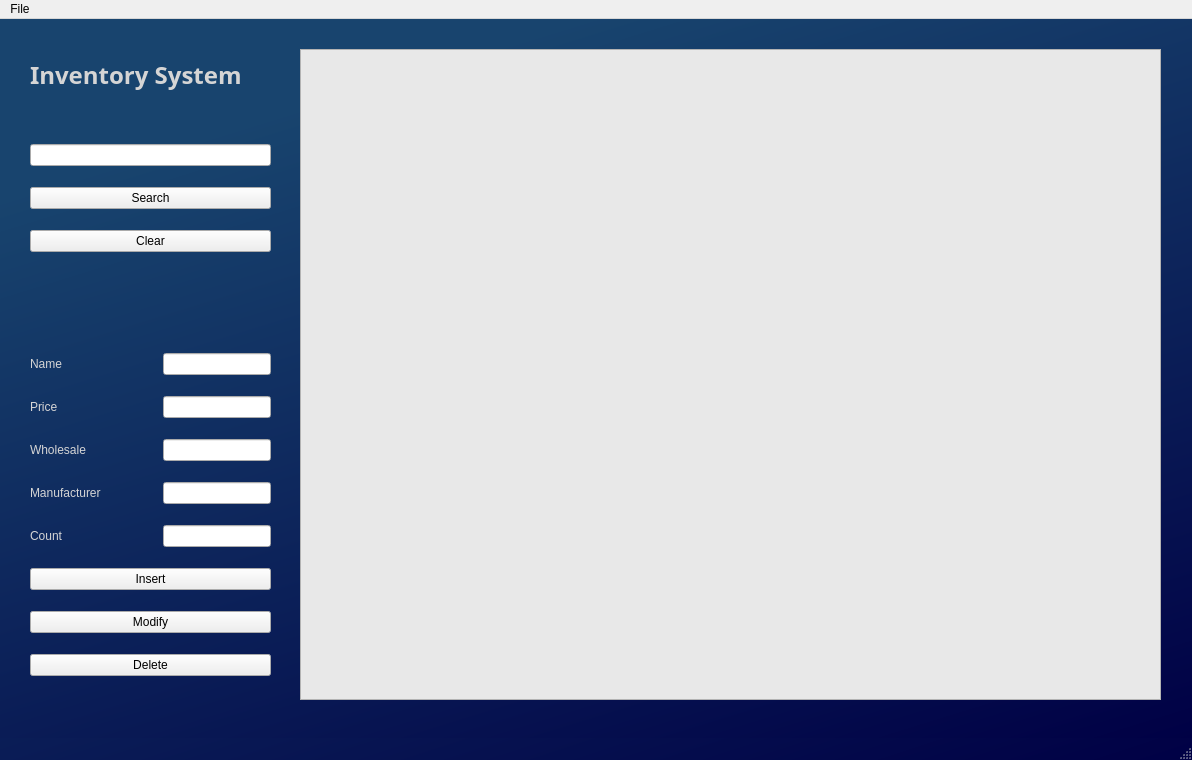
Qt form InventorySystem/mainwindow.ui (K3nFischer/QtInventory) before a commit.
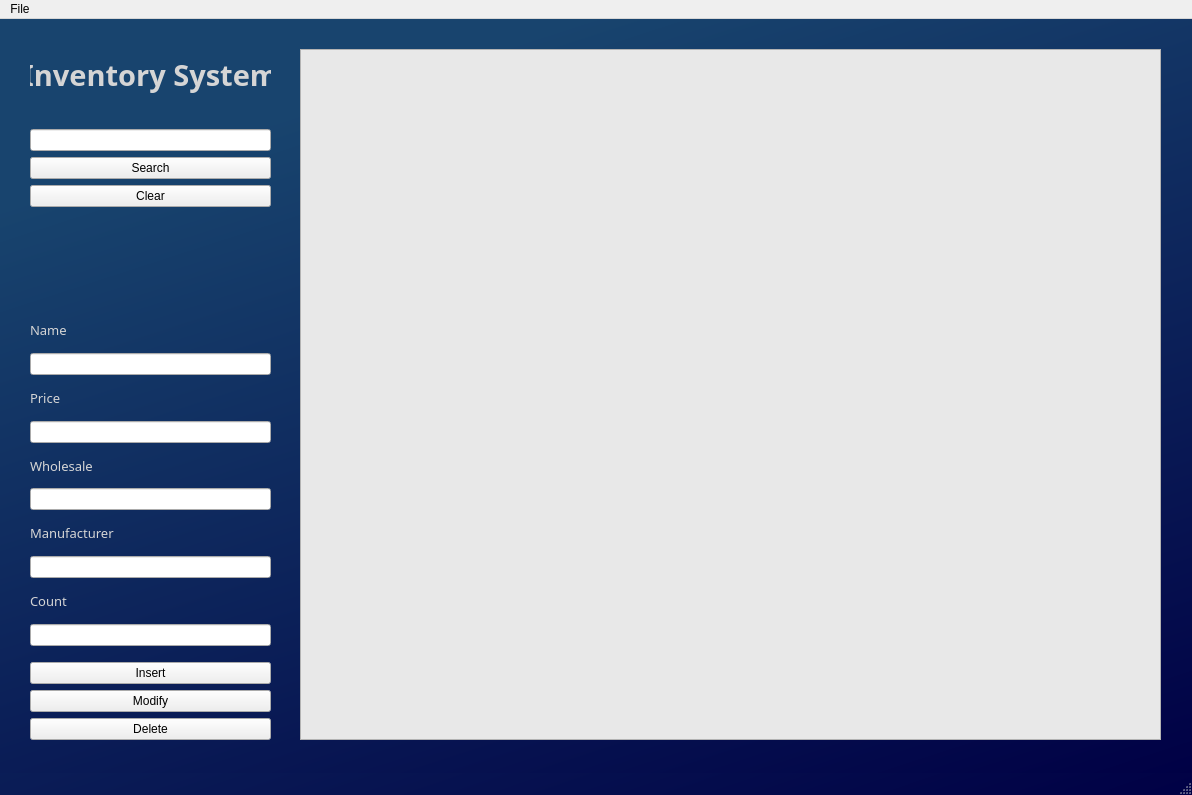
The same form after that commit.

```diff
--- a/InventorySystem/mainwindow.ui
+++ b/InventorySystem/mainwindow.ui
@@ -7,7 +7,7 @@
     <x>0</x>
     <y>0</y>
     <width>1192</width>
-    <height>760</height>
+    <height>795</height>
    </rect>
   </property>
   <property name="windowTitle">
@@ -36,7 +36,7 @@
       <x>30</x>
       <y>110</y>
       <width>241</width>
-      <height>573</height>
+      <height>611</height>
      </rect>
     </property>
     <layout class="QVBoxLayout" name="verticalLayout">
@@ -68,15 +68,19 @@
        <property name="sizeHint" stdset="0">
         <size>
          <width>20</width>
-         <height>80</height>
+         <height>100</height>
         </size>
        </property>
       </spacer>
      </item>
-     <item>
-      <layout class="QHBoxLayout" name="horizontalLayout">
        <item>
         <widget class="QLabel" name="nameLabel">
+       <property name="font">
+        <font>
+         <family>Yu Gothic UI Semibold</family>
+         <pointsize>10</pointsize>
+        </font>
+       </property>
          <property name="styleSheet">
           <string notr="true">color: rgb(213, 213, 213);</string>
          </property>
@@ -86,27 +90,20 @@
         </widget>
        </item>
        <item>
-        <spacer name="horizontalSpacer">
-         <property name="orientation">
-          <enum>Qt::Horizontal</enum>
-         </property>
-         <property name="sizeHint" stdset="0">
-          <size>
-           <width>40</width>
-           <height>20</height>
-          </size>
-         </property>
-        </spacer>
-       </item>
+      <layout class="QHBoxLayout" name="horizontalLayout">
        <item>
         <widget class="QLineEdit" name="nameBox"/>
        </item>
       </layout>
      </item>
      <item>
-      <layout class="QHBoxLayout" name="horizontalLayout_2">
-       <item>
         <widget class="QLabel" name="priceLabel">
+       <property name="font">
+        <font>
+         <family>Yu Gothic UI Semibold</family>
+         <pointsize>10</pointsize>
+        </font>
+       </property>
          <property name="styleSheet">
           <string notr="true">color: rgb(213, 213, 213);</string>
          </property>
@@ -116,27 +113,20 @@
         </widget>
        </item>
        <item>
-        <spacer name="horizontalSpacer_2">
-         <property name="orientation">
-          <enum>Qt::Horizontal</enum>
-         </property>
-         <property name="sizeHint" stdset="0">
-          <size>
-           <width>40</width>
-           <height>20</height>
-          </size>
-         </property>
-        </spacer>
-       </item>
+      <layout class="QHBoxLayout" name="horizontalLayout_2">
        <item>
         <widget class="QLineEdit" name="priceBox"/>
        </item>
       </layout>
      </item>
      <item>
-      <layout class="QHBoxLayout" name="horizontalLayout_3">
-       <item>
         <widget class="QLabel" name="wholesaleLabel">
+       <property name="font">
+        <font>
+         <family>Yu Gothic UI Semibold</family>
+         <pointsize>10</pointsize>
+        </font>
+       </property>
          <property name="styleSheet">
           <string notr="true">color: rgb(213, 213, 213);</string>
          </property>
@@ -146,27 +136,20 @@
         </widget>
        </item>
        <item>
-        <spacer name="horizontalSpacer_3">
-         <property name="orientation">
-          <enum>Qt::Horizontal</enum>
-         </property>
-         <property name="sizeHint" stdset="0">
-          <size>
-           <width>40</width>
-           <height>20</height>
-          </size>
-         </property>
-        </spacer>
-       </item>
+      <layout class="QHBoxLayout" name="horizontalLayout_3">
        <item>
         <widget class="QLineEdit" name="wholesaleBox"/>
        </item>
       </layout>
      </item>
      <item>
-      <layout class="QHBoxLayout" name="horizontalLayout_4">
-       <item>
         <widget class="QLabel" name="manuLabel">
+       <property name="font">
+        <font>
+         <family>Yu Gothic UI Semibold</family>
+         <pointsize>10</pointsize>
+        </font>
+       </property>
          <property name="styleSheet">
           <string notr="true">color: rgb(213, 213, 213);</string>
          </property>
@@ -176,27 +159,20 @@
         </widget>
        </item>
        <item>
-        <spacer name="horizontalSpacer_5">
-         <property name="orientation">
-          <enum>Qt::Horizontal</enum>
-         </property>
-         <property name="sizeHint" stdset="0">
-          <size>
-           <width>30</width>
-           <height>20</height>
-          </size>
-         </property>
-        </spacer>
-       </item>
+      <layout class="QHBoxLayout" name="horizontalLayout_4">
        <item>
         <widget class="QLineEdit" name="manufacturerBox"/>
        </item>
       </layout>
      </item>
      <item>
-      <layout class="QHBoxLayout" name="horizontalLayout_5">
-       <item>
         <widget class="QLabel" name="countLabel">
+       <property name="font">
+        <font>
+         <family>Yu Gothic UI Semibold</family>
+         <pointsize>10</pointsize>
+        </font>
+       </property>
          <property name="styleSheet">
           <string notr="true">color: rgb(213, 213, 213);</string>
          </property>
@@ -206,23 +182,28 @@
         </widget>
        </item>
        <item>
-        <spacer name="horizontalSpacer_4">
-         <property name="orientation">
-          <enum>Qt::Horizontal</enum>
-         </property>
-         <property name="sizeHint" stdset="0">
-          <size>
-           <width>40</width>
-           <height>20</height>
-          </size>
-         </property>
-        </spacer>
-       </item>
+      <layout class="QHBoxLayout" name="horizontalLayout_5">
        <item>
         <widget class="QLineEdit" name="countBox"/>
        </item>
       </layout>
      </item>
+     <item>
+      <spacer name="verticalSpacer_2">
+       <property name="orientation">
+        <enum>Qt::Vertical</enum>
+       </property>
+       <property name="sizeType">
+        <enum>QSizePolicy::Fixed</enum>
+       </property>
+       <property name="sizeHint" stdset="0">
+        <size>
+         <width>20</width>
+         <height>10</height>
+        </size>
+       </property>
+      </spacer>
+     </item>
      <item>
       <widget class="QPushButton" name="insertButton">
        <property name="text">
@@ -252,7 +233,7 @@
       <x>300</x>
       <y>30</y>
       <width>861</width>
-      <height>651</height>
+      <height>691</height>
      </rect>
     </property>
     <property name="styleSheet">
@@ -289,7 +270,7 @@
     <property name="font">
      <font>
       <family>Yu Gothic UI Semibold</family>
-      <pointsize>18</pointsize>
+      <pointsize>22</pointsize>
       <weight>75</weight>
       <bold>true</bold>
      </font>
@@ -305,6 +286,25 @@
     </property>
     <property name="scaledContents">
      <bool>false</bool>
+    </property>
+    <property name="alignment">
+     <set>Qt::AlignCenter</set>
+    </property>
+   </widget>
+   <widget class="QLabel" name="statusMessage">
+    <property name="geometry">
+     <rect>
+      <x>30</x>
+      <y>680</y>
+      <width>241</width>
+      <height>20</height>
+     </rect>
+    </property>
+    <property name="styleSheet">
+     <string notr="true">color: rgb(214, 214, 214);</string>
+    </property>
+    <property name="text">
+     <string/>
     </property>
    </widget>
   </widget>
```
Lines whose indentation alone changed are shown as unchanged.
